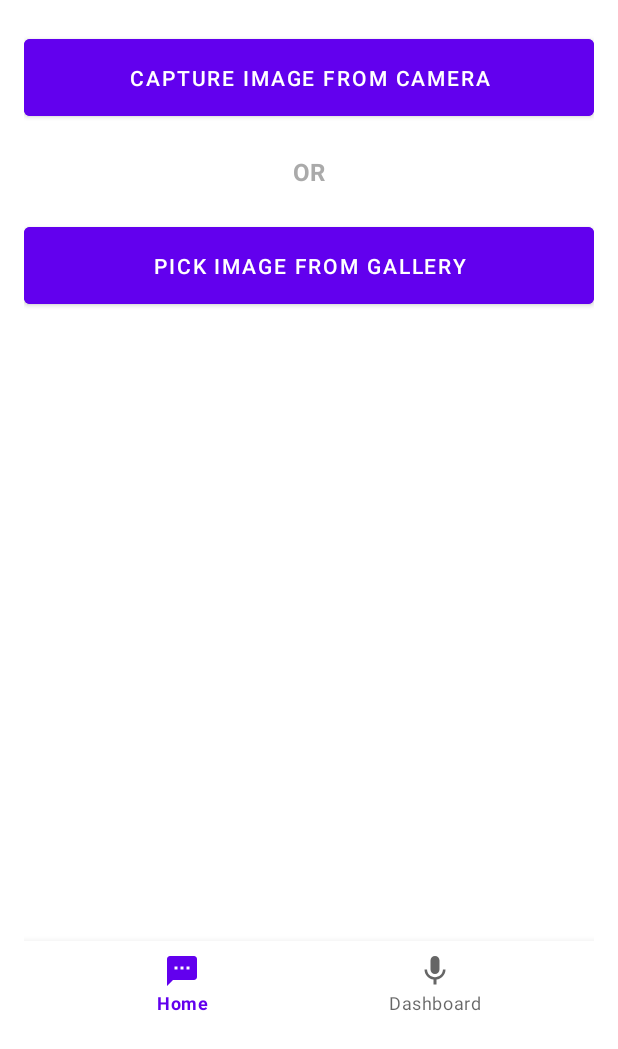
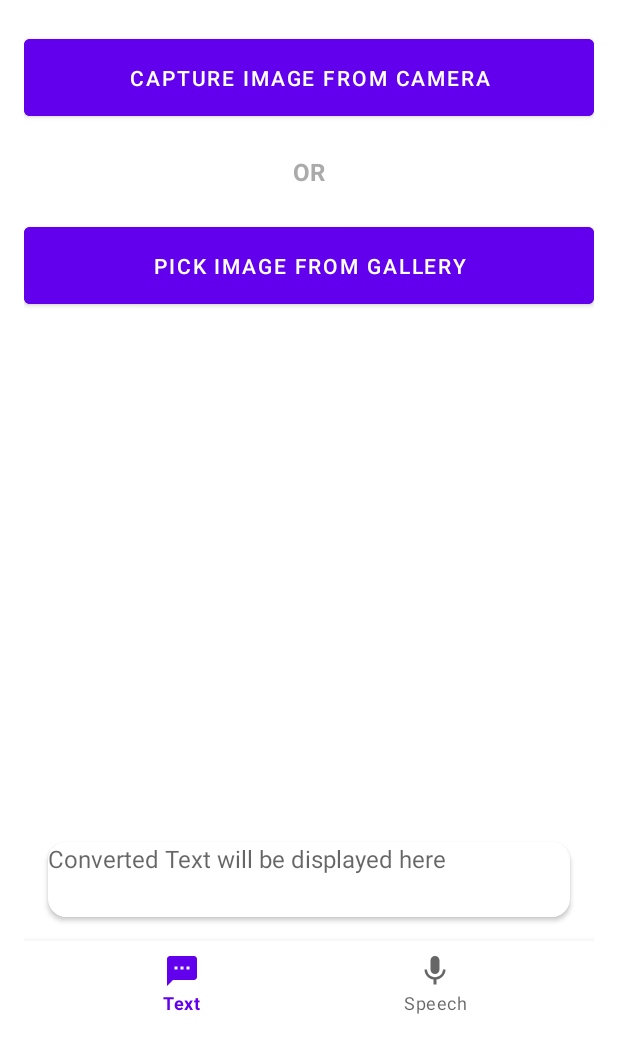
Before and after one commit to Mike0606/SignSync, an Android app: the screen it shows after launch (MainActivity), on a phone screen of 412 x 824 dp, the part 187-1236 px from its top. Run offline under Robolectric (Android 15) with nearby library versions, the phone set to English and light mode, and no system bars; our stand-ins replace navigation-ui.

Commit message:
Display Bubble

```diff
--- a/app/src/main/res/layout/fragment_speech.xml
+++ b/app/src/main/res/layout/fragment_speech.xml
@@ -7,6 +7,4 @@
     tools:context=".ui.speech.SpeechFragment">
 
 
-
-
 </androidx.constraintlayout.widget.ConstraintLayout>
--- a/app/src/main/res/layout/fragment_text.xml
+++ b/app/src/main/res/layout/fragment_text.xml
@@ -6,5 +6,24 @@
     android:layout_height="match_parent"
     tools:context=".ui.text.TextFragment">
 
+    <!-- Converted Text CardView -->
+    <androidx.cardview.widget.CardView
+        android:id="@+id/card_converted_text"
+        android:layout_width="match_parent"
+        android:layout_height="50dp"
+        app:cardCornerRadius="12dp"
+        android:layout_margin="16dp"
+        android:elevation="8dp"
+        app:layout_constraintBottom_toBottomOf="parent"
+        android:paddingBottom="8dp">
+
+        <TextView
+            android:id="@+id/text_converted_result"
+            android:layout_width="match_parent"
+            android:layout_height="match_parent"
+            android:hint="Converted Text will be displayed here"
+            android:textSize="16sp"
+            android:textColor="@android:color/black"/>
+    </androidx.cardview.widget.CardView>
 
 </androidx.constraintlayout.widget.ConstraintLayout>
--- a/app/src/main/res/values/strings.xml
+++ b/app/src/main/res/values/strings.xml
@@ -1,6 +1,6 @@
 <resources>
     <string name="app_name">Sign Sync</string>
-    <string name="title_text">Home</string>
-    <string name="title_speech">Dashboard</string>
-    <string name="title_notifications">Notifications</string>
+    <string name="title_text">Text</string>
+    <string name="title_speech">Speech</string>
+
 </resources>
```
